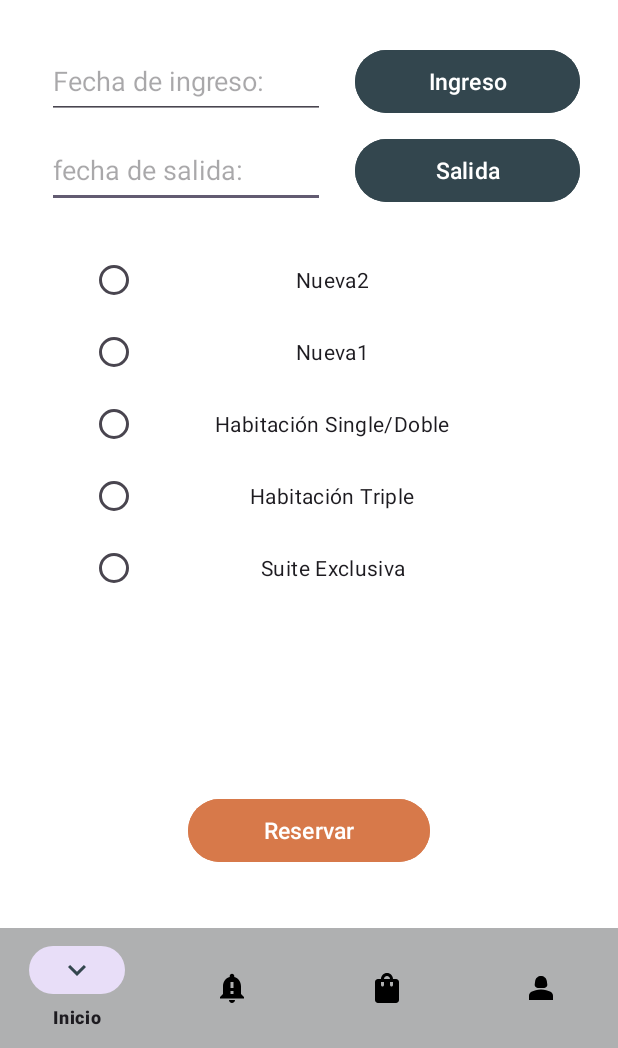
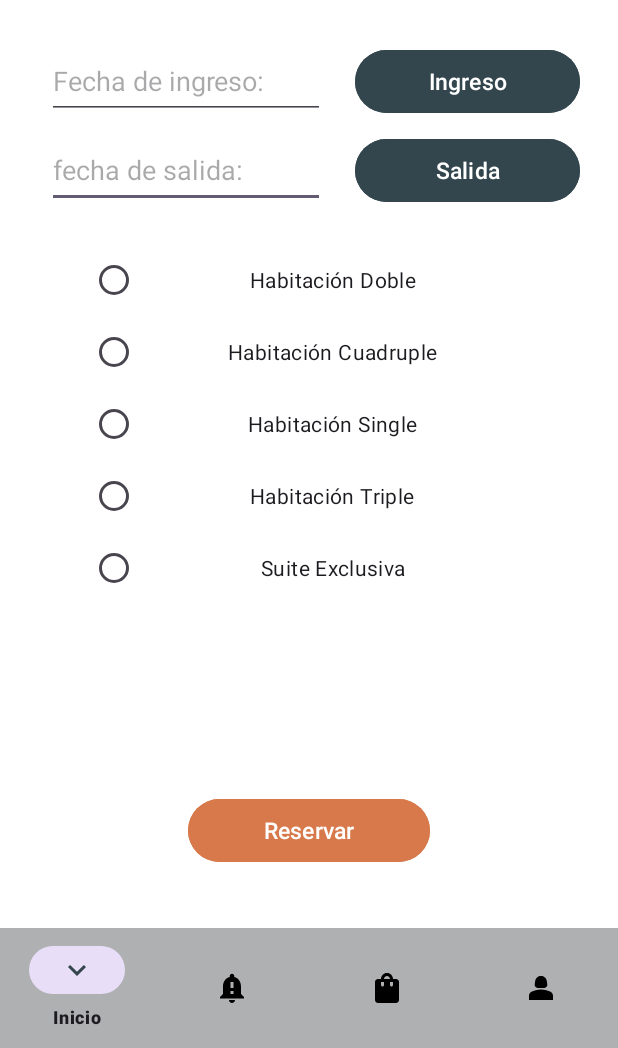
Before and after one commit to InnovacionIT/Hotel-california-Practicas, an Android app: the layout activity_home.xml on its own in the app's theme, with its tools: preview values and no code run, on a phone screen of 412 x 824 dp, the part 188-1236 px from its top. Run offline under Robolectric (Android 15) with nearby library versions, the phone set to English and light mode, and no system bars.

Commit message:
update: modificacion de nombres de habitaciones, creacion metodo 'cargarHab'

```diff
--- a/Hotel-california-mobile/app/src/main/res/layout/activity_home.xml
+++ b/Hotel-california-mobile/app/src/main/res/layout/activity_home.xml
@@ -140,14 +140,14 @@
             android:id="@+id/radioButtonNueva2"
             android:layout_width="match_parent"
             android:layout_height="wrap_content"
-            android:text="Nueva2"
+            android:text="@string/HabitacionDoble"
             android:textAlignment="center" />
 
         <RadioButton
             android:id="@+id/radioButtonNueva1"
             android:layout_width="match_parent"
             android:layout_height="wrap_content"
-            android:text="Nueva1"
+            android:text="@string/HabitacionCuadruple"
             android:textAlignment="center" />
 
         <RadioButton
--- a/Hotel-california-mobile/app/src/main/res/values/strings.xml
+++ b/Hotel-california-mobile/app/src/main/res/values/strings.xml
@@ -55,7 +55,7 @@
     <string name="enviar">Enviar</string>
     <string name="contrasena">Contraseña</string>
 
-    <string name="singleRoom">Habitación Single/Doble</string>
+    <string name="singleRoom">Habitación Single</string>
     <string name="triple">Habitación Triple</string>
     <string name="suite">Suite Exclusiva</string>
     <string name="suiteJunior">Suite Junior Doble</string>
@@ -81,4 +81,6 @@
     <string name="empty">\"\"</string>
     <string name="mje_error_completar_fechas_reserva">* Debe completar la Fecha de Ingreso y Salida</string>
     <string name="mje_error_select_hab_reserva">* Debe seleccionar una habitación para Reservar</string>
+    <string name="HabitacionCuadruple">Habitación Cuadruple</string>
+    <string name="HabitacionDoble">Habitación Doble</string>
 </resources>
```
Also changed, not shown: Hotel-california-mobile/app/src/main/java/com/example/hotelcalifornia/Home.java (+16 -0 lines).
